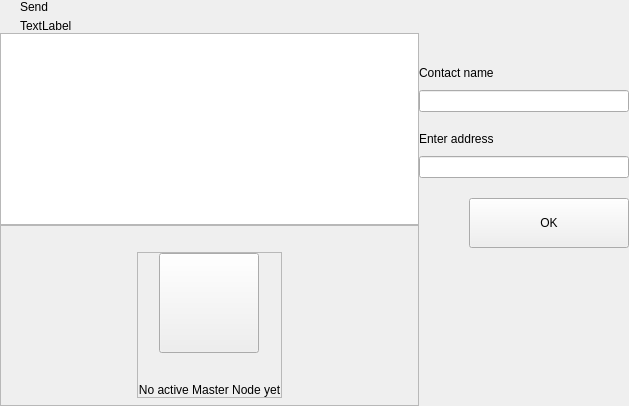
The window that src/qt/vitae/forms/addresseswidget.ui (VitaeTeam/Vitae) describes before a commit, drawn with Qt 5.
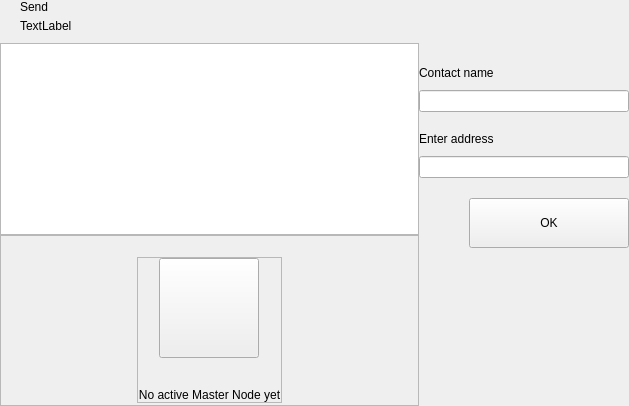
The same window after the commit. Custom widgets are drawn as their Qt base class.

Commit message: Layout changes, in main window, address and privacy view

Diff of the .ui file:
```diff
--- a/src/qt/vitae/forms/addresseswidget.ui
+++ b/src/qt/vitae/forms/addresseswidget.ui
@@ -99,6 +99,22 @@
         <item>
          <layout class="QVBoxLayout" name="verticalLayout_6"/>
         </item>
+        <item>
+         <spacer name="verticalSpacer_4">
+          <property name="orientation">
+           <enum>Qt::Vertical</enum>
+          </property>
+          <property name="sizeType">
+           <enum>QSizePolicy::Fixed</enum>
+          </property>
+          <property name="sizeHint" stdset="0">
+           <size>
+            <width>20</width>
+            <height>10</height>
+           </size>
+          </property>
+         </spacer>
+        </item>
         <item>
          <widget class="QListView" name="listAddresses">
           <property name="mouseTracking">
```
The commit also changes 5 other files.
